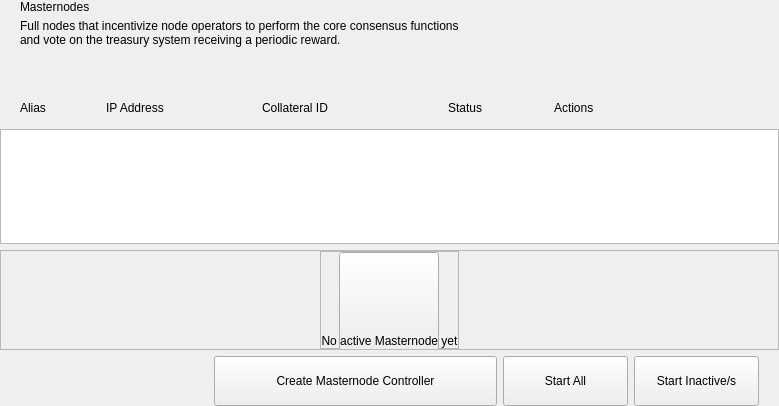
Before: the Qt Designer form src/qt/kristatech/forms/masternodeswidget.ui in bedri/KristaTech-KRISTA, drawn with Qt 5.
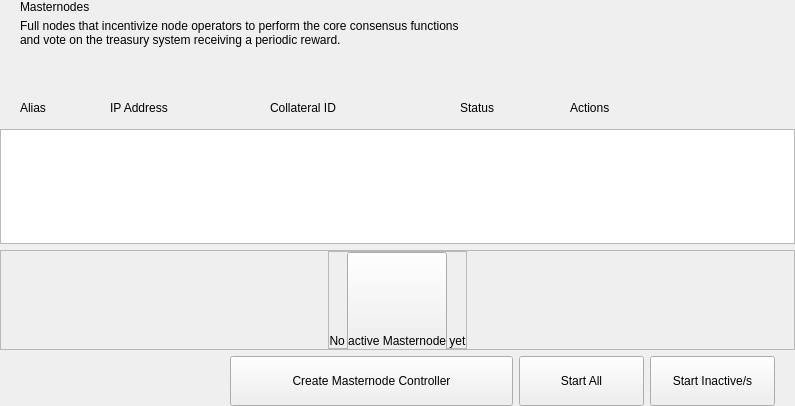
After: the same form once the commit is applied.

Commit message: qt: enhance Masternodes tab UX with live summary chips, search/filter, compact rows, and status badges

What changed in the file:
```diff
--- a/src/qt/kristatech/forms/masternodeswidget.ui
+++ b/src/qt/kristatech/forms/masternodeswidget.ui
@@ -124,6 +124,9 @@
              <string notr="true">QFrame#headerFrame { border: none; }</string>
             </property>
             <layout class="QHBoxLayout" name="headerLayout">
+             <property name="spacing">
+              <number>10</number>
+             </property>
              <property name="leftMargin">
               <number>20</number>
              </property>
```
The commit also changes 4 other files.
